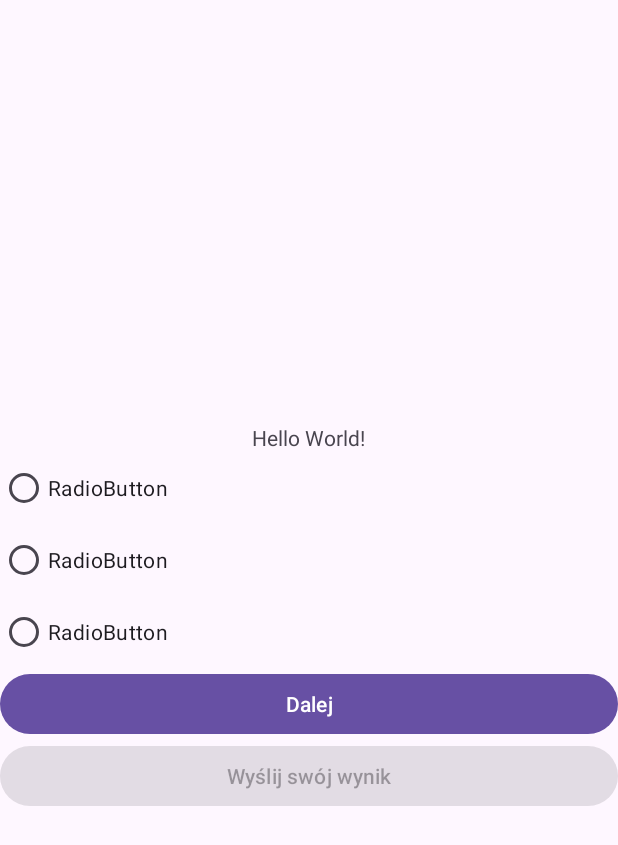
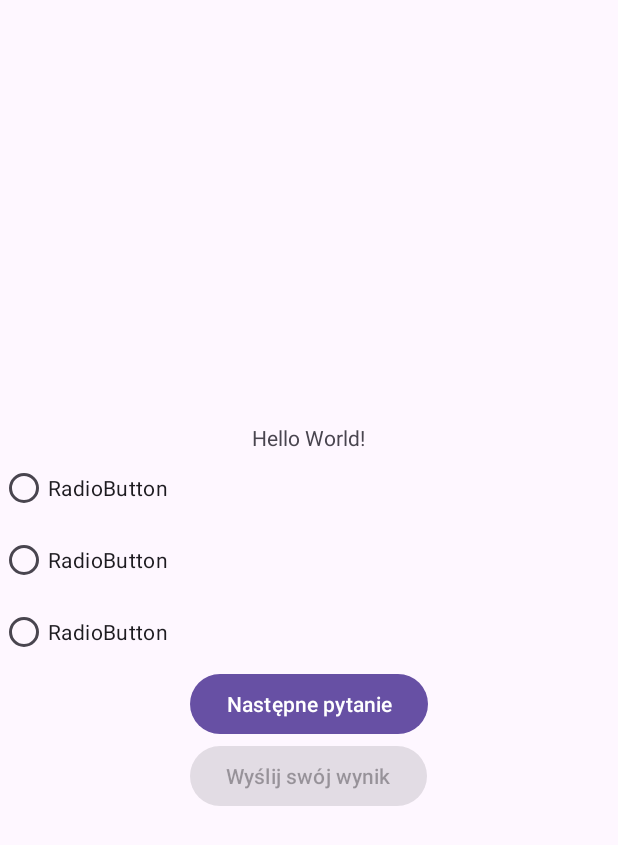
Before and after one commit to BarlomiejKrol4429/jason-2-Electric-Boogaloo, an Android app: the MainActivity screen opened directly, with no data from a screen before it, on a phone screen of 412 x 824 dp. Shown: the top 845 px of the screen. Run offline under Robolectric (Android 15) with nearby library versions, the phone set to English and light mode, and no system bars; 1 statement that could not run was skipped.

```diff
--- a/app/src/main/res/layout/activity_main.xml
+++ b/app/src/main/res/layout/activity_main.xml
@@ -41,13 +41,13 @@
 
     <Button
         android:id="@+id/buttonDalej"
-        android:layout_width="match_parent"
+        android:layout_width="wrap_content"
         android:layout_height="wrap_content"
-        android:text="Dalej"
+        android:text="Następne pytanie"
         />
     <Button
         android:id="@+id/buttonWyslij"
-        android:layout_width="match_parent"
+        android:layout_width="wrap_content"
         android:layout_height="wrap_content"
         android:text="Wyślij swój wynik"
         />
```
Also changed, not shown: app/src/main/java/com/example/jason/MainActivity.java (+14 -0 lines).
